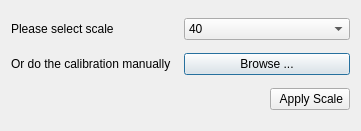
Above: scaledialog.ui from dare5421/MasterMeasure before the change. Below: the same form after it.
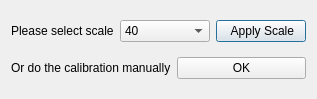
That is the form after the change.

Diff of the .ui file:
```diff
--- a/scaledialog.ui
+++ b/scaledialog.ui
@@ -6,8 +6,8 @@
    <rect>
     <x>0</x>
     <y>0</y>
-    <width>361</width>
-    <height>131</height>
+    <width>317</width>
+    <height>99</height>
    </rect>
   </property>
   <property name="sizePolicy">
@@ -58,10 +58,17 @@
        </item>
       </widget>
      </item>
+     <item>
+      <widget class="QPushButton" name="pushButton">
+       <property name="text">
+        <string> Apply Scale</string>
+       </property>
+      </widget>
+     </item>
     </layout>
    </item>
    <item>
-    <layout class="QHBoxLayout" name="horizontalLayout_3">
+    <layout class="QHBoxLayout" name="horizontalLayout_2">
      <item>
       <widget class="QLabel" name="label_2">
        <property name="text">
@@ -72,31 +79,7 @@
      <item>
       <widget class="QPushButton" name="browseButton">
        <property name="text">
-        <string>Browse ...</string>
-       </property>
-      </widget>
-     </item>
-    </layout>
-   </item>
-   <item>
-    <layout class="QHBoxLayout" name="horizontalLayout_2">
-     <item>
-      <spacer name="horizontalSpacer">
-       <property name="orientation">
-        <enum>Qt::Horizontal</enum>
-       </property>
-       <property name="sizeHint" stdset="0">
-        <size>
-         <width>40</width>
-         <height>20</height>
-        </size>
-       </property>
-      </spacer>
-     </item>
-     <item>
-      <widget class="QPushButton" name="pushButton">
-       <property name="text">
-        <string> Apply Scale</string>
+        <string>OK</string>
        </property>
       </widget>
      </item>
```
Left out of the diff: 9 changed lines with no effect on the pictures.
